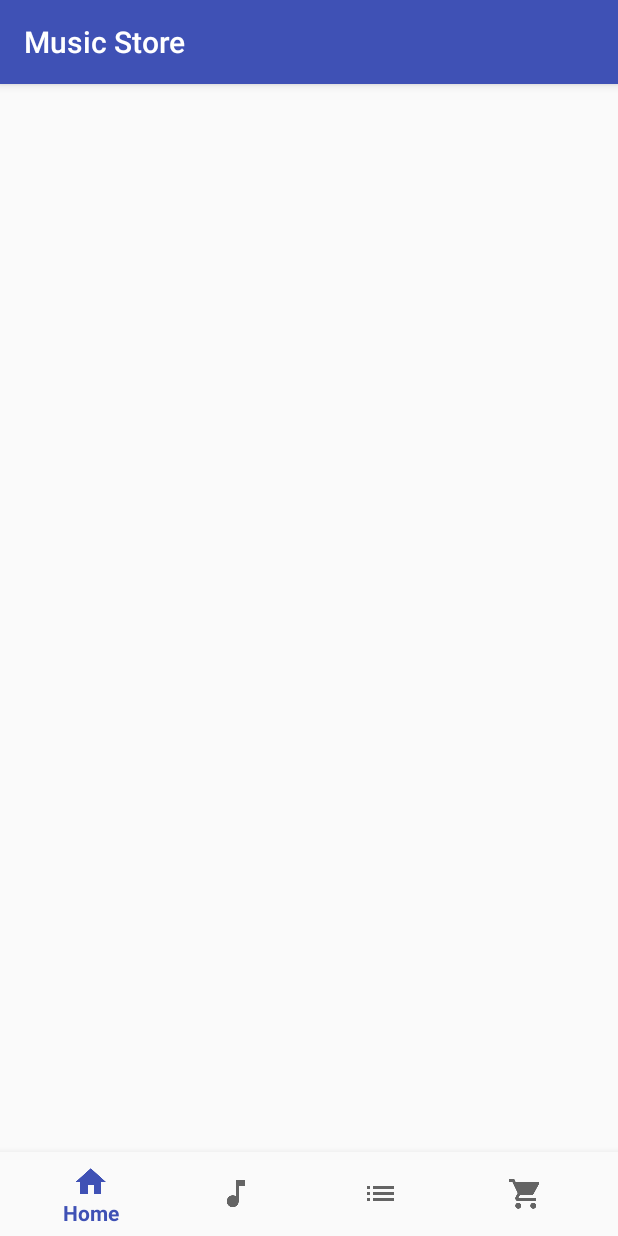
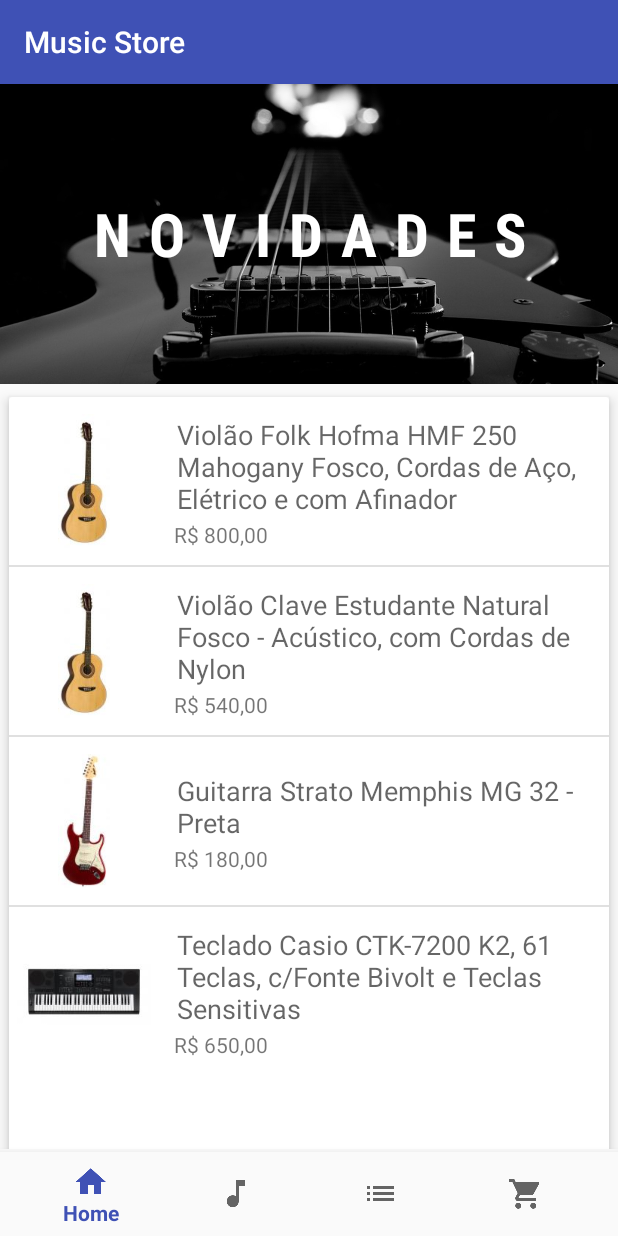
Before and after one commit to mglnb/MusicStore, an Android app: the screen it shows after launch (MainActivity), on a phone screen of 412 x 824 dp. Run offline under Robolectric (Android 15) with nearby library versions, the phone set to English and light mode, and no system bars.

Commit message:
Adicionado fragment Home

```diff
--- a/app/build.gradle
+++ b/app/build.gradle
@@ -22,6 +22,7 @@ dependencies {
     implementation fileTree(dir: 'libs', include: ['*.jar'])
     implementation 'com.android.support:appcompat-v7:26.1.0'
     implementation 'com.android.support:design:26.1.0'
+    implementation 'com.android.support:cardview-v7:26.1.0'
     implementation 'com.android.support.constraint:constraint-layout:1.0.2'
     implementation 'com.android.support:support-v4:26.1.0'
     testImplementation 'junit:junit:4.12'
--- a/app/src/main/java/com/mgl/musicstore/CartFragment.java
+++ b/app/src/main/java/com/mgl/musicstore/CartFragment.java
@@ -81,7 +81,7 @@ public class CartFragment extends Fragment {
         if (context instanceof OnFragmentInteractionListener) {
             mListener = (OnFragmentInteractionListener) context;
         } else {
-            Toast.makeText(context, "Cart Fragment Attach", Toast.LENGTH_SHORT).show();
+//            Toast.makeText(context, "Cart Fragment Attach", Toast.LENGTH_SHORT).show();
 
         }
     }
--- a/app/src/main/java/com/mgl/musicstore/CategoryFragment.java
+++ b/app/src/main/java/com/mgl/musicstore/CategoryFragment.java
@@ -87,7 +87,7 @@ public class CategoryFragment extends Fragment {
         if (context instanceof OnFragmentInteractionListener) {
             mListener = (OnFragmentInteractionListener) context;
         } else {
-            Toast.makeText(context, "Category Fragment Attach", Toast.LENGTH_SHORT).show();
+//            Toast.makeText(context, "Category Fragment Attach", Toast.LENGTH_SHORT).show();
 
         }
     }
--- /dev/null
+++ b/app/src/main/java/com/mgl/musicstore/HomeAdapter.java
@@ -0,0 +1,76 @@
+package com.mgl.musicstore;
+
+import android.content.Context;
+import android.view.ContextMenu;
+import android.view.LayoutInflater;
+import android.view.View;
+import android.view.ViewGroup;
+import android.widget.BaseAdapter;
+import android.widget.ImageView;
+import android.widget.TextView;
+
+/**
+ * Created by Migs on 20/11/2017.
+ */
+
+public class HomeAdapter extends BaseAdapter {
+    protected Context context;
+    private String[] news = {
+            "Violão Folk Hofma HMF 250 Mahogany Fosco, Cordas de Aço, Elétrico e com Afinador",
+            "Violão Clave Estudante Natural Fosco - Acústico, com Cordas de Nylon ",
+            "Guitarra Strato Memphis MG 32 - Preta",
+            "Teclado Casio CTK-7200 K2, 61 Teclas, c/Fonte Bivolt e Teclas Sensitivas",
+    };
+    private String[] price = {
+            "R$ 800,00",
+            "R$ 540,00",
+            "R$ 180,00",
+            "R$ 650,00",
+    };
+    private Integer[] thumbsId = {
+            R.drawable.instru_4,
+            R.drawable.instru_4,
+            R.drawable.instru_3,
+            R.drawable.instru_5
+    };
+
+    @Override
+    public int getCount() {
+        return thumbsId.length;
+    }
+
+    @Override
+    public Object getItem(int i) {
+        return thumbsId[i];
+    }
+
+    @Override
+    public long getItemId(int i) {
+        return i;
+    }
+
+    public HomeAdapter(Context context) {
+        this.context = context;
+    }
+
+    @Override
+    public View getView(int i, View view, ViewGroup viewGroup) {
+        View listView;
+
+        LayoutInflater inflater = LayoutInflater.from(context);
+        if (view == null) {
+
+            listView = inflater.inflate(R.layout.home_item, null);
+            ImageView imageView = (ImageView) listView.findViewById(R.id.homeImg);
+            imageView.setImageResource(thumbsId[i]);
+            TextView homeTitle = (TextView) listView.findViewById(R.id.homeTitle);
+            homeTitle.setText(news[i]);
+            TextView desc = (TextView) listView.findViewById(R.id.homeDesc);
+            desc.setText(price[i]);
+        } else {
+            listView = (View) view;
+        }
+
+        return listView;
+    }
+}
--- a/app/src/main/java/com/mgl/musicstore/HomeFragment.java
+++ b/app/src/main/java/com/mgl/musicstore/HomeFragment.java
@@ -7,6 +7,8 @@ import android.support.v4.app.Fragment;
 import android.view.LayoutInflater;
 import android.view.View;
 import android.view.ViewGroup;
+import android.widget.ArrayAdapter;
+import android.widget.ListView;
 import android.widget.Toast;
 
 
@@ -65,7 +67,11 @@ public class HomeFragment extends Fragment {
     public View onCreateView(LayoutInflater inflater, ViewGroup container,
                              Bundle savedInstanceState) {
         // Inflate the layout for this fragment
-        return inflater.inflate(R.layout.fragment_home, container, false);
+
+        View view = inflater.inflate(R.layout.fragment_home, container, false);
+        ListView listView = (ListView) view.findViewById(R.id.lvNews);
+        listView.setAdapter(new HomeAdapter(getActivity()));
+        return view;
     }
 
     // TODO: Rename method, update argument and hook method into UI event
@@ -81,7 +87,7 @@ public class HomeFragment extends Fragment {
         if (context instanceof OnFragmentInteractionListener) {
             mListener = (OnFragmentInteractionListener) context;
         } else {
-            Toast.makeText(context, "Home Fragment Attach", Toast.LENGTH_SHORT).show();
+//            Toast.makeText(context, "Home Fragment Attach", Toast.LENGTH_SHORT).show();
 
         }
     }
--- a/app/src/main/java/com/mgl/musicstore/InstrumentFragment.java
+++ b/app/src/main/java/com/mgl/musicstore/InstrumentFragment.java
@@ -107,7 +107,7 @@ public class InstrumentFragment extends Fragment {
         if (context instanceof OnFragmentInteractionListener) {
             mListener = (OnFragmentInteractionListener) context;
         } else {
-            Toast.makeText(context, "Instrument Fragment Attach", Toast.LENGTH_SHORT).show();
+//            Toast.makeText(context, "Instrument Fragment Attach", Toast.LENGTH_SHORT).show();
         }
     }
 
--- a/app/src/main/java/com/mgl/musicstore/MainActivity.java
+++ b/app/src/main/java/com/mgl/musicstore/MainActivity.java
@@ -7,6 +7,8 @@ import android.support.v4.app.FragmentManager;
 import android.support.v4.app.FragmentTransaction;
 import android.support.v7.app.AppCompatActivity;
 import android.view.MenuItem;
+import android.view.Window;
+import android.view.WindowManager;
 import android.widget.TextView;
 
 public class MainActivity extends AppCompatActivity {
@@ -41,7 +43,13 @@ public class MainActivity extends AppCompatActivity {
     @Override
     protected void onCreate(Bundle savedInstanceState) {
         super.onCreate(savedInstanceState);
+
+        this.requestWindowFeature(Window.FEATURE_NO_TITLE);
         setContentView(R.layout.activity_main);
+
+        FragmentManager fragmentManager = getSupportFragmentManager();
+        FragmentTransaction transaction = fragmentManager.beginTransaction();
+        transaction.replace(R.id.content, new HomeFragment()).commit();
 
         mTextMessage = (TextView) findViewById(R.id.message);
         BottomNavigationView navigation = (BottomNavigationView) findViewById(R.id.navigation);
--- a/app/src/main/res/layout/fragment_home.xml
+++ b/app/src/main/res/layout/fragment_home.xml
@@ -1,14 +1,85 @@
 <?xml version="1.0" encoding="utf-8"?>
-<FrameLayout xmlns:android="http://schemas.android.com/apk/res/android"
+<android.support.design.widget.CoordinatorLayout xmlns:android="http://schemas.android.com/apk/res/android"
     xmlns:tools="http://schemas.android.com/tools"
     android:layout_width="match_parent"
     android:layout_height="match_parent"
+    xmlns:app="http://schemas.android.com/apk/res-auto"
     tools:context="com.mgl.musicstore.HomeFragment">
 
-    <!-- TODO: Update blank fragment layout -->
-    <TextView
+    <android.support.design.widget.AppBarLayout
+        android:layout_width="match_parent"
+        android:layout_height="wrap_content"
+        android:theme="@style/ThemeOverlay.AppCompat.Dark.ActionBar"
+        android:fitsSystemWindows="true"
+        >
+
+        <android.support.design.widget.CollapsingToolbarLayout
+            android:layout_width="match_parent"
+            android:layout_height="200dp"
+            app:layout_scrollFlags="scroll|exitUntilCollapsed"
+            app:contentScrim="?attr/colorPrimary"
+            app:expandedTitleTextAppearance="@android:color/transparent"
+            android:fitsSystemWindows="true">
+
+            <ImageView
+                app:layout_collapseMode="parallax"
+                android:src="@drawable/category_5"
+                android:contentDescription="@string/app_name"
+                android:scaleType="centerCrop"
+                android:layout_width="match_parent"
+                android:layout_height="200dp" />
+
+            <TextView
+                app:layout_collapseMode="parallax"
+                android:text="Novidades"
+                android:textAlignment="center"
+                android:textSize="40sp"
+                android:textAllCaps="true"
+                android:textStyle="bold"
+                android:letterSpacing=".3"
+                android:textColor="#FFF"
+                android:gravity="center"
+                android:fontFamily="sans-serif-condensed"
+                android:height="200dp"
+                android:layout_width="match_parent"
+                android:layout_height="wrap_content" />
+            <!--<android.support.v7.widget.Toolbar-->
+                <!--android:layout_width="match_parent"-->
+                <!--android:layout_height="?attr/actionBarSize"-->
+                <!--app:popupTheme="@style/ThemeOverlay.AppCompat.Light"-->
+                <!--app:layout_collapseMode="pin"/>-->
+        </android.support.design.widget.CollapsingToolbarLayout>
+    </android.support.design.widget.AppBarLayout>
+
+
+    <android.support.v4.widget.NestedScrollView
         android:layout_width="match_parent"
         android:layout_height="match_parent"
-        android:text="@string/hello_blank_fragment" />
+        android:clipToPadding="false"
+        app:layout_behavior="@string/appbar_scrolling_view_behavior"
+        android:fillViewport="true">
 
-</FrameLayout>
+
+        <android.support.v7.widget.CardView
+            android:layout_width="match_parent"
+            android:layout_height="wrap_content"
+            android:layout_marginBottom="16dp"
+            app:cardElevation="5dp"
+            app:cardUseCompatPadding="true">
+            <LinearLayout
+                android:layout_width="match_parent"
+                android:layout_height="wrap_content"
+                android:orientation="vertical">
+
+
+                <ListView
+                    android:id="@+id/lvNews"
+                    android:layout_width="match_parent"
+                    android:layout_height="wrap_content"
+                    >
+                </ListView>
+            </LinearLayout>
+
+        </android.support.v7.widget.CardView>
+    </android.support.v4.widget.NestedScrollView>
+</android.support.design.widget.CoordinatorLayout>
--- /dev/null
+++ b/app/src/main/res/layout/home_item.xml
@@ -0,0 +1,37 @@
+<?xml version="1.0" encoding="utf-8"?>
+<LinearLayout xmlns:android="http://schemas.android.com/apk/res/android"
+    android:layout_width="match_parent"
+    android:layout_height="match_parent"
+    android:orientation="horizontal"
+    android:paddingTop="6dp"
+    android:paddingBottom="6dp">
+
+    <ImageView
+        android:id="@+id/homeImg"
+        android:layout_width="100dp"
+        android:layout_height="100dp"
+        android:padding="5dp"
+        android:scaleType="centerInside" />
+
+    <LinearLayout
+        android:layout_width="match_parent"
+        android:layout_height="100dp"
+        android:gravity="center_vertical"
+        android:orientation="vertical"
+        android:paddingLeft="10dp">
+
+        <TextView
+            android:id="@+id/homeTitle"
+            android:layout_width="wrap_content"
+            android:layout_height="wrap_content"
+            android:padding="2dp"
+            android:text="Medium Text"
+            android:textAppearance="?android:attr/textAppearanceMedium" />
+
+        <TextView
+            android:id="@+id/homeDesc"
+            android:layout_width="wrap_content"
+            android:layout_height="wrap_content"
+            android:text="TextView" />
+    </LinearLayout>
+</LinearLayout>
--- a/app/src/main/res/layout/instrument_item.xml
+++ b/app/src/main/res/layout/instrument_item.xml
@@ -1,5 +1,12 @@
 <?xml version="1.0" encoding="utf-8"?>
-<LinearLayout xmlns:android="http://schemas.android.com/apk/res/android"
+<android.support.v7.widget.CardView xmlns:android="http://schemas.android.com/apk/res/android"
+    android:layout_width="match_parent"
+    android:layout_height="wrap_content"
+    xmlns:app="http://schemas.android.com/apk/res-auto"
+    android:layout_marginBottom="16dp"
+    app:cardElevation="5dp"
+    app:cardUseCompatPadding="true">
+<LinearLayout
     android:id="@android:id/text1"
     android:layout_width="match_parent"
     android:layout_height="wrap_content"
@@ -9,7 +16,6 @@
     android:paddingEnd="?android:attr/listPreferredItemPaddingEnd"
     android:minHeight="?android:attr/listPreferredItemHeightSmall"
     android:orientation="vertical"
-    android:background="@drawable/border"
     android:padding="15dp">
 
     <TextView
@@ -47,3 +53,4 @@
             android:textSize="16sp"
             android:textStyle="bold" />
 </LinearLayout>
+</android.support.v7.widget.CardView>
```
Also changed, not shown: app/src/main/res/drawable/category_5.jpg (added).
